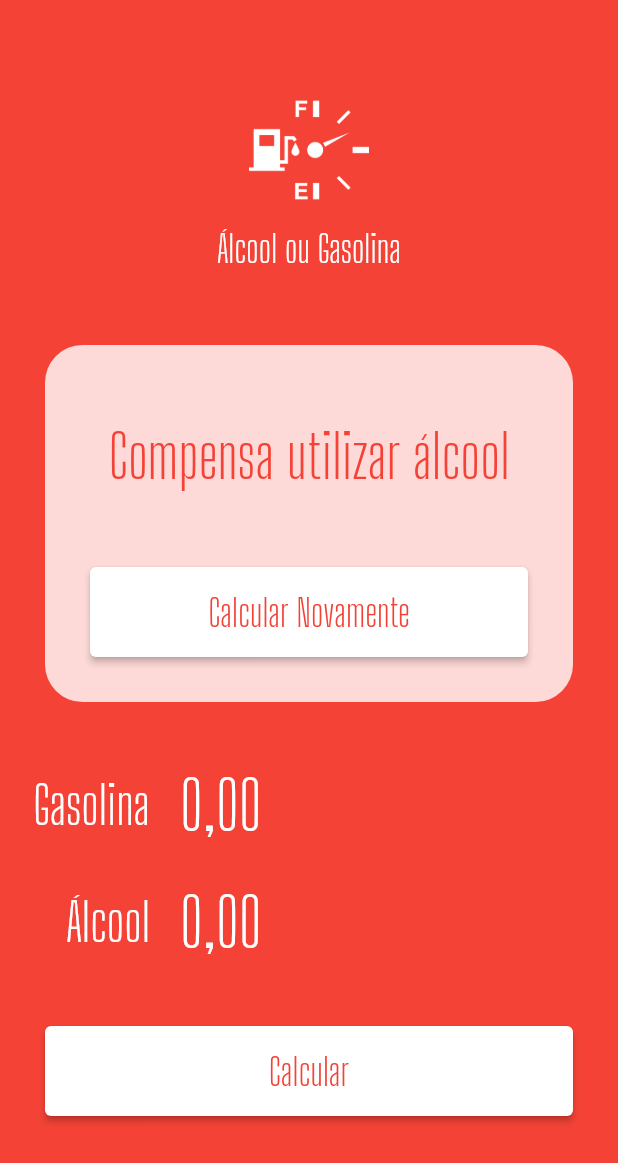
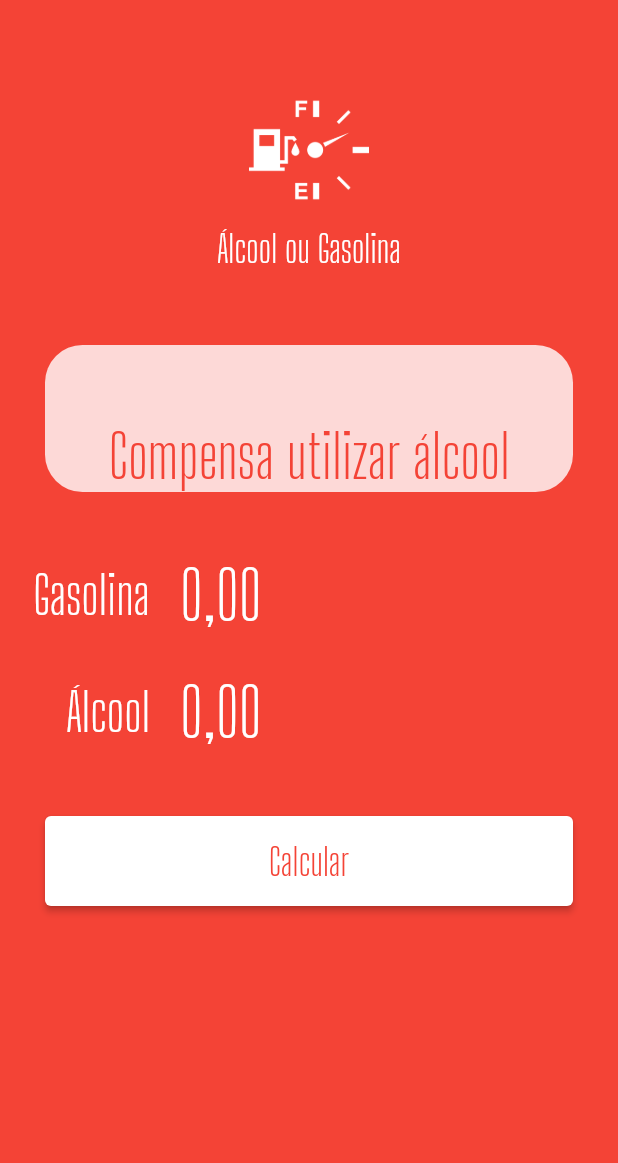
Before and after one commit to nijige/Ligerinho, a Flutter app: the screen it shows after launch, on a phone screen of 412 x 824 dp. Shown: the top 1163 px of the screen. Run offline on Flutter 3.47's test engine with Material 2 defaults, Android fonts, the phone set to English and light mode, and no system bars; our stand-ins replace flutter_masked_text.

```diff
--- a/lib/main.dart
+++ b/lib/main.dart
@@ -51,29 +51,6 @@ class HomePage extends StatelessWidget {
                       fontFamily: "Big Shoulders Display",
                     ),
                     textAlign: TextAlign.center,
-                  ),
-                  SizedBox(
-                    height: 20,
-                  ),
-                  Container(
-                    margin: EdgeInsets.all(30),
-                    height: 60,
-                    width: double.infinity,
-                    decoration:
-                        BoxDecoration(borderRadius: BorderRadius.circular(60)),
-                    child: ElevatedButton(
-                      style: ButtonStyle(
-                          backgroundColor:
-                              MaterialStateProperty.all<Color>(Colors.white)),
-                      child: Text(
-                        "Calcular Novamente",
-                        style: TextStyle(
-                            color: Theme.of(context).primaryColor,
-                            fontSize: 25,
-                            fontFamily: "Big Shoulders Display"),
-                      ),
-                      onPressed: () {},
-                    ),
                   )
                 ],
               ),
```
Also changed, not shown: lib/widgets/loading-button-widget.dart (added, +37 -0 lines).
